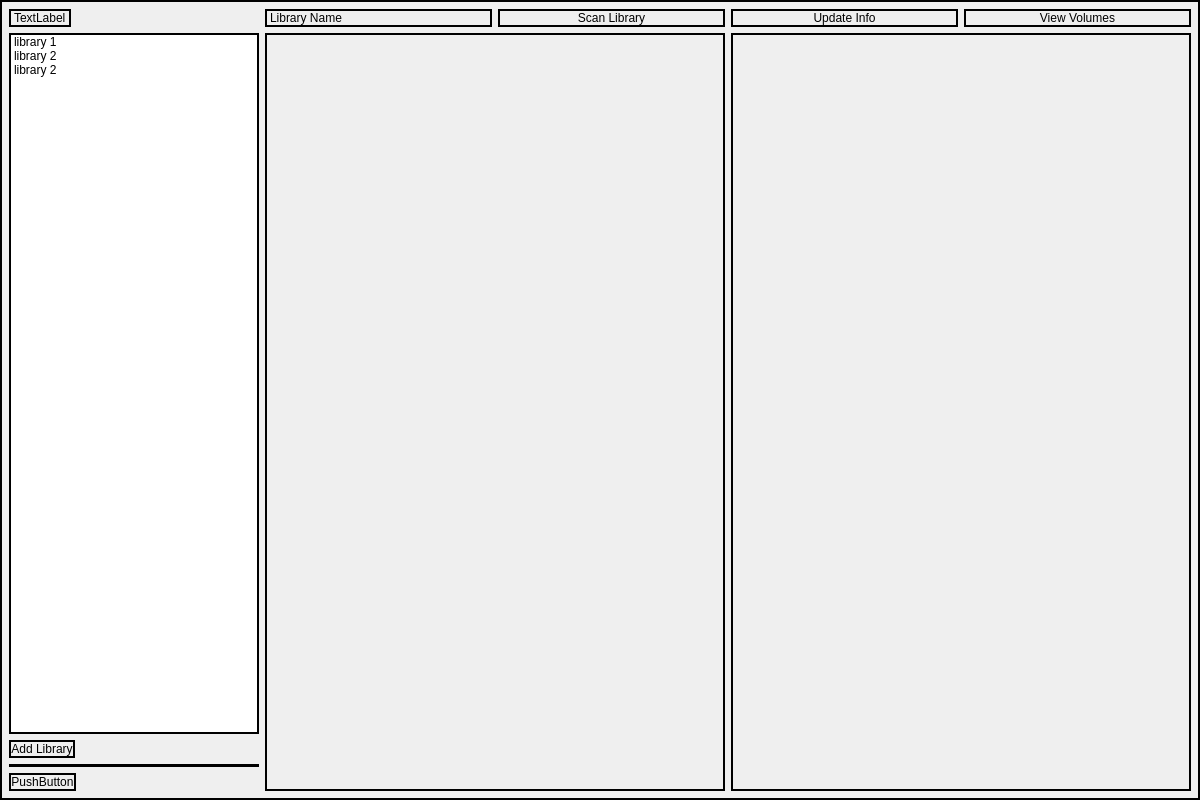
Before: the Qt Designer form src/ui/layout.ui in jjsmall009/mangecko, drawn with Qt 5.
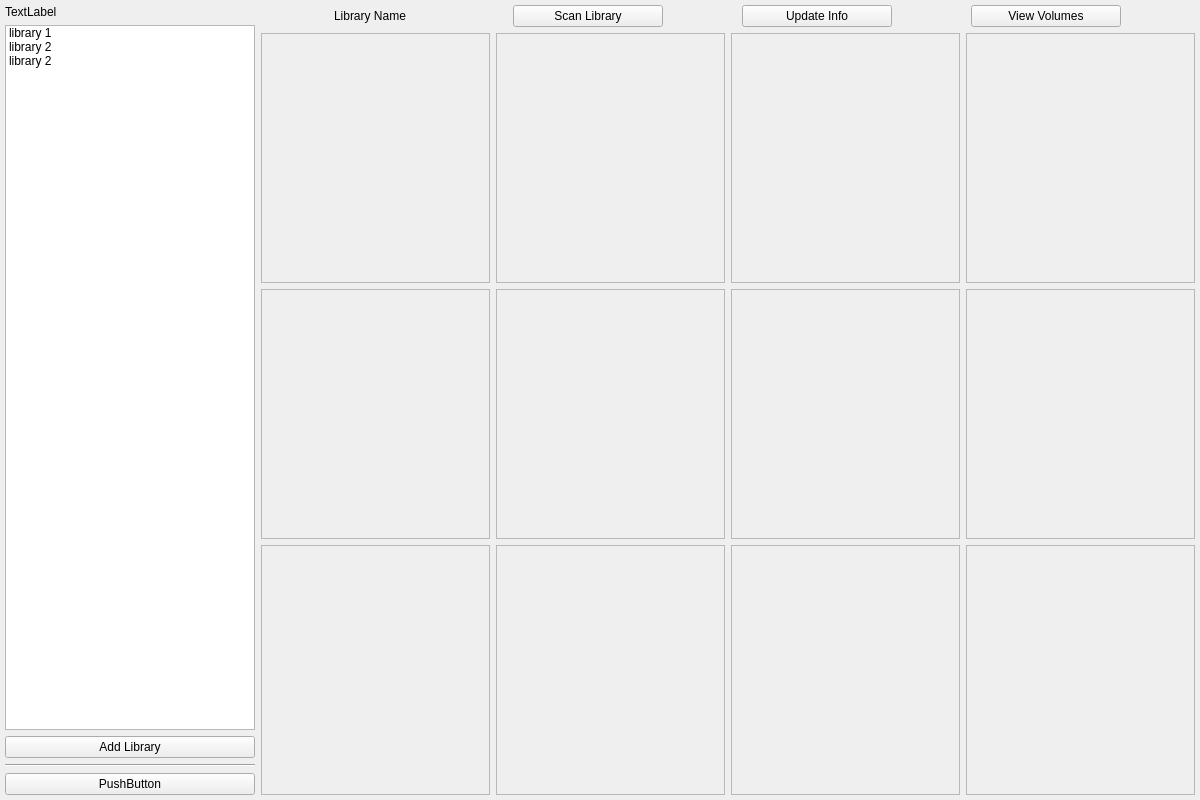
After: the same form once the commit is applied.

Commit message: Basic layout is now roughly done

Patch:
```diff
--- a/src/ui/layout.ui
+++ b/src/ui/layout.ui
@@ -20,10 +20,22 @@
    <string>MainWindow</string>
   </property>
   <property name="styleSheet">
-   <string notr="true">border:2px solid black;</string>
+   <string notr="true"/>
   </property>
   <widget class="QWidget" name="centralwidget">
    <layout class="QHBoxLayout" name="horizontalLayout_3">
+    <property name="leftMargin">
+     <number>5</number>
+    </property>
+    <property name="topMargin">
+     <number>5</number>
+    </property>
+    <property name="rightMargin">
+     <number>5</number>
+    </property>
+    <property name="bottomMargin">
+     <number>5</number>
+    </property>
     <item>
      <layout class="QVBoxLayout" name="left_vbox">
       <item>
@@ -34,6 +46,12 @@
           <verstretch>0</verstretch>
          </sizepolicy>
         </property>
+        <property name="maximumSize">
+         <size>
+          <width>250</width>
+          <height>16777215</height>
+         </size>
+        </property>
         <property name="text">
          <string>TextLabel</string>
         </property>
@@ -78,6 +96,12 @@
           <verstretch>0</verstretch>
          </sizepolicy>
         </property>
+        <property name="maximumSize">
+         <size>
+          <width>250</width>
+          <height>16777215</height>
+         </size>
+        </property>
         <property name="text">
          <string>Add Library</string>
         </property>
@@ -110,6 +134,12 @@
           <verstretch>0</verstretch>
          </sizepolicy>
         </property>
+        <property name="maximumSize">
+         <size>
+          <width>250</width>
+          <height>16777215</height>
+         </size>
+        </property>
         <property name="text">
          <string>PushButton</string>
         </property>
@@ -123,6 +153,18 @@
        <layout class="QHBoxLayout" name="library_hbox">
         <item>
          <widget class="QLabel" name="library_name">
+          <property name="sizePolicy">
+           <sizepolicy hsizetype="Preferred" vsizetype="Fixed">
+            <horstretch>0</horstretch>
+            <verstretch>0</verstretch>
+           </sizepolicy>
+          </property>
+          <property name="maximumSize">
+           <size>
+            <width>100</width>
+            <height>16777215</height>
+           </size>
+          </property>
           <property name="text">
            <string>Library Name</string>
           </property>
@@ -130,6 +172,12 @@
         </item>
         <item>
          <widget class="QPushButton" name="scan_btn">
+          <property name="maximumSize">
+           <size>
+            <width>150</width>
+            <height>16777215</height>
+           </size>
+          </property>
           <property name="text">
            <string>Scan Library</string>
           </property>
@@ -137,6 +185,12 @@
         </item>
         <item>
          <widget class="QPushButton" name="update_btn">
+          <property name="maximumSize">
+           <size>
+            <width>150</width>
+            <height>16777215</height>
+           </size>
+          </property>
           <property name="text">
            <string>Update Info</string>
           </property>
@@ -144,6 +198,12 @@
         </item>
         <item>
          <widget class="QPushButton" name="view_volumes_btn">
+          <property name="maximumSize">
+           <size>
+            <width>150</width>
+            <height>16777215</height>
+           </size>
+          </property>
           <property name="text">
            <string>View Volumes</string>
           </property>
@@ -153,8 +213,18 @@
       </item>
       <item>
        <layout class="QGridLayout" name="series_grid">
-        <item row="0" column="0">
-         <widget class="QFrame" name="frame">
+        <item row="0" column="3">
+         <widget class="QFrame" name="frame_4">
+          <property name="frameShape">
+           <enum>QFrame::StyledPanel</enum>
+          </property>
+          <property name="frameShadow">
+           <enum>QFrame::Raised</enum>
+          </property>
+         </widget>
+        </item>
+        <item row="1" column="1">
+         <widget class="QFrame" name="frame_5">
           <property name="frameShape">
            <enum>QFrame::StyledPanel</enum>
           </property>
@@ -173,6 +243,96 @@
           </property>
          </widget>
         </item>
+        <item row="1" column="0">
+         <widget class="QFrame" name="frame_6">
+          <property name="frameShape">
+           <enum>QFrame::StyledPanel</enum>
+          </property>
+          <property name="frameShadow">
+           <enum>QFrame::Raised</enum>
+          </property>
+         </widget>
+        </item>
+        <item row="0" column="2">
+         <widget class="QFrame" name="frame_3">
+          <property name="frameShape">
+           <enum>QFrame::StyledPanel</enum>
+          </property>
+          <property name="frameShadow">
+           <enum>QFrame::Raised</enum>
+          </property>
+         </widget>
+        </item>
+        <item row="0" column="0">
+         <widget class="QFrame" name="frame">
+          <property name="frameShape">
+           <enum>QFrame::StyledPanel</enum>
+          </property>
+          <property name="frameShadow">
+           <enum>QFrame::Raised</enum>
+          </property>
+         </widget>
+        </item>
+        <item row="1" column="2">
+         <widget class="QFrame" name="frame_7">
+          <property name="frameShape">
+           <enum>QFrame::StyledPanel</enum>
+          </property>
+          <property name="frameShadow">
+           <enum>QFrame::Raised</enum>
+          </property>
+         </widget>
+        </item>
+        <item row="1" column="3">
+         <widget class="QFrame" name="frame_8">
+          <property name="frameShape">
+           <enum>QFrame::StyledPanel</enum>
+          </property>
+          <property name="frameShadow">
+           <enum>QFrame::Raised</enum>
+          </property>
+         </widget>
+        </item>
+        <item row="2" column="0">
+         <widget class="QFrame" name="frame_9">
+          <property name="frameShape">
+           <enum>QFrame::StyledPanel</enum>
+          </property>
+          <property name="frameShadow">
+           <enum>QFrame::Raised</enum>
+          </property>
+         </widget>
+        </item>
+        <item row="2" column="2">
+         <widget class="QFrame" name="frame_10">
+          <property name="frameShape">
+           <enum>QFrame::StyledPanel</enum>
+          </property>
+          <property name="frameShadow">
+           <enum>QFrame::Raised</enum>
+          </property>
+         </widget>
+        </item>
+        <item row="2" column="1">
+         <widget class="QFrame" name="frame_11">
+          <property name="frameShape">
+           <enum>QFrame::StyledPanel</enum>
+          </property>
+          <property name="frameShadow">
+           <enum>QFrame::Raised</enum>
+          </property>
+         </widget>
+        </item>
+        <item row="2" column="3">
+         <widget class="QFrame" name="frame_12">
+          <property name="frameShape">
+           <enum>QFrame::StyledPanel</enum>
+          </property>
+          <property name="frameShadow">
+           <enum>QFrame::Raised</enum>
+          </property>
+         </widget>
+        </item>
        </layout>
       </item>
      </layout>
```
